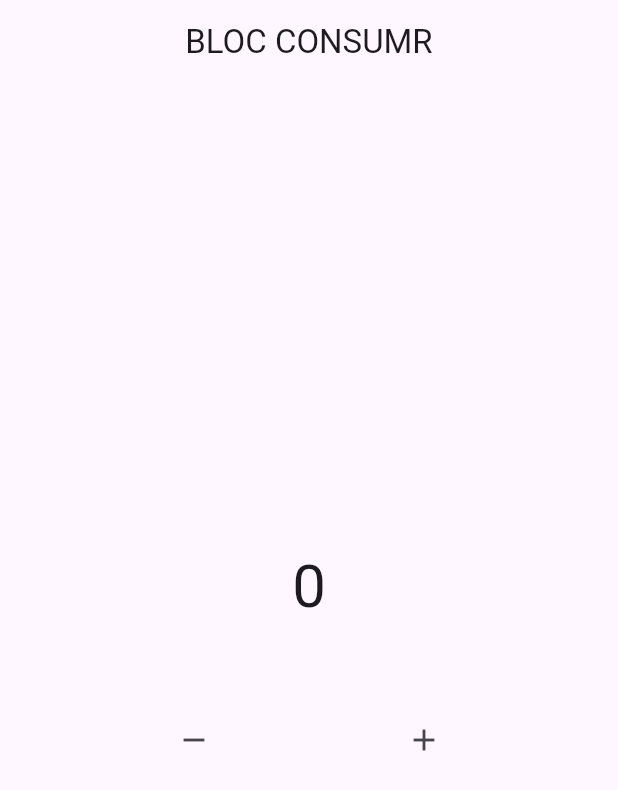
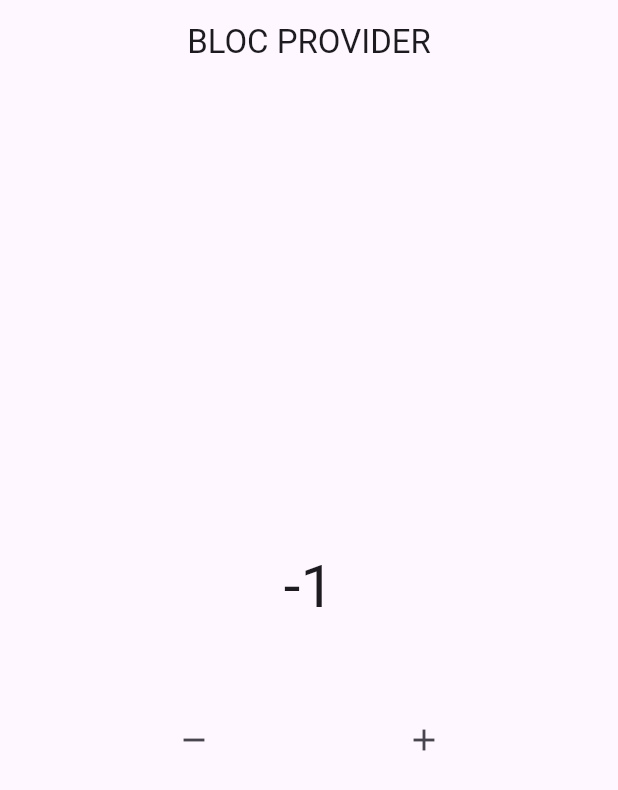
Before and after one commit to khoirulmustofa21/state-management-bloc, a Flutter app: the screen it shows after launch, after a tap on the "remove" icon, on a phone screen of 412 x 824 dp. Shown: the top 790 px of the screen. Run offline on Flutter 3.47's test engine with Material 2 defaults, Android fonts, the phone set to English and light mode, and no system bars; our stand-ins replace bloc, flutter_bloc.

Commit message:
menggunakan BlocProvider sebagai injection

```diff
--- a/lib/main.dart
+++ b/lib/main.dart
@@ -1,4 +1,6 @@
 import 'package:flutter/material.dart';
+import 'package:flutter_bloc/flutter_bloc.dart';
+import 'package:state_management_bloc/bloc/counter.dart';
 
 import 'pages/home.dart';
 
@@ -11,13 +13,16 @@ class MyApp extends StatelessWidget {
 
   @override
   Widget build(BuildContext context) {
-    return MaterialApp(
-      title: 'CUBIT APPS',
-      theme: ThemeData(
-        colorScheme: ColorScheme.fromSeed(seedColor: Colors.deepPurple),
-        useMaterial3: true,
+    return BlocProvider(
+      create: (context) => Counter(),
+      child: MaterialApp(
+        title: 'CUBIT APPS',
+        theme: ThemeData(
+          colorScheme: ColorScheme.fromSeed(seedColor: Colors.deepPurple),
+          useMaterial3: true,
+        ),
+        home: MyHome(),
       ),
-      home: MyHome(),
     );
   }
 }
--- a/lib/pages/home.dart
+++ b/lib/pages/home.dart
@@ -1,54 +1,34 @@
 import 'package:flutter/material.dart';
 import 'package:flutter_bloc/flutter_bloc.dart';
 import 'package:state_management_bloc/bloc/counter.dart';
+import 'package:state_management_bloc/pages/text_widget.dart';
 
-// BLOC CONSUMER
-// adalah gabungan dari BlocListener dan BlocBuilder
+// BLOC PROVIDER
+
+// ignore: slash_for_doc_comments
+/**
+ * digungankan untuk depency injection
+ * jadi ketika didalam sembuah induk widget memiliki banyak anak widget
+ * maka untuk mengirimkan data tidak harus melembar data yang dari clas ke setiap widget anak.
+ *
+ * penempatan BlocProvider harus pada parrentnya
+ *
+*/
 
 class MyHome extends StatelessWidget {
-  Counter mycounter = Counter(init: 0);
+  const MyHome({super.key});
 
   @override
   Widget build(BuildContext context) {
     return Scaffold(
       appBar: AppBar(
-        title: const Text('BLOC CONSUMR'),
+        title: const Text('BLOC PROVIDER'),
         centerTitle: true,
       ),
       body: Column(
         mainAxisAlignment: MainAxisAlignment.center,
         children: [
-          BlocConsumer<Counter, int>(
-            bloc: mycounter,
-            buildWhen: (previous, current) {
-              if (current >= 10) {
-                return true;
-              } else {
-                return false;
-              }
-            },
-            builder: (context, state) {
-              return Text(
-                "$state",
-                style: const TextStyle(fontSize: 40),
-              );
-            },
-            listenWhen: (previous, current) {
-              if (current % 2 == 0) {
-                return true;
-              } else {
-                return false;
-              }
-            },
-            listener: (context, state) {
-              ScaffoldMessenger.of(context).showSnackBar(
-                const SnackBar(
-                  duration: Duration(seconds: 1),
-                  content: Text('DATA GENAP'),
-                ),
-              );
-            },
-          ),
+          const TextWidget(),
           const SizedBox(
             height: 50,
           ),
@@ -57,13 +37,13 @@ class MyHome extends StatelessWidget {
             children: [
               IconButton(
                 onPressed: () {
-                  mycounter.decrement();
+                  BlocProvider.of<Counter>(context).decrement();
                 },
                 icon: const Icon(Icons.remove),
               ),
               IconButton(
                 onPressed: () {
-                  mycounter.increment();
+                  BlocProvider.of<Counter>(context).increment();
                 },
                 icon: const Icon(Icons.add),
               )
--- /dev/null
+++ b/lib/pages/text_widget.dart
@@ -0,0 +1,23 @@
+import 'package:flutter/material.dart';
+import 'package:flutter_bloc/flutter_bloc.dart';
+
+import '../bloc/counter.dart';
+
+class TextWidget extends StatelessWidget {
+  const TextWidget({
+    super.key,
+  });
+
+  @override
+  Widget build(BuildContext context) {
+    return BlocBuilder(
+      bloc: BlocProvider.of<Counter>(context),
+      builder: (context, state) {
+        return Text(
+          "$state",
+          style: const TextStyle(fontSize: 40),
+        );
+      },
+    );
+  }
+}
```
